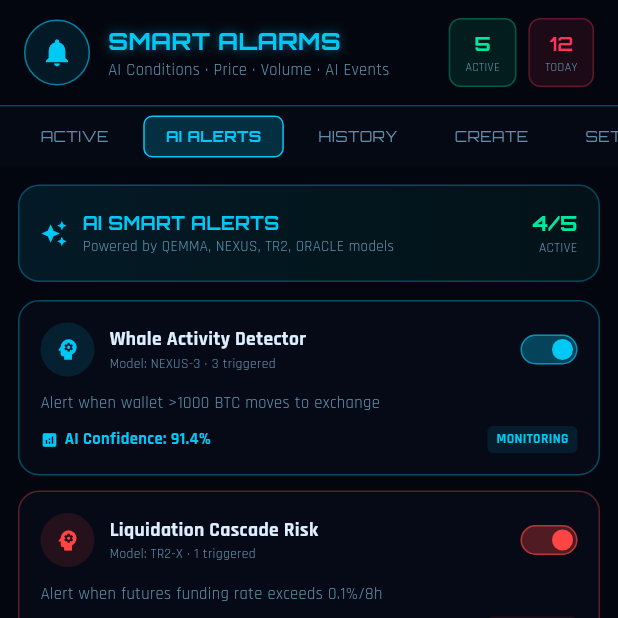
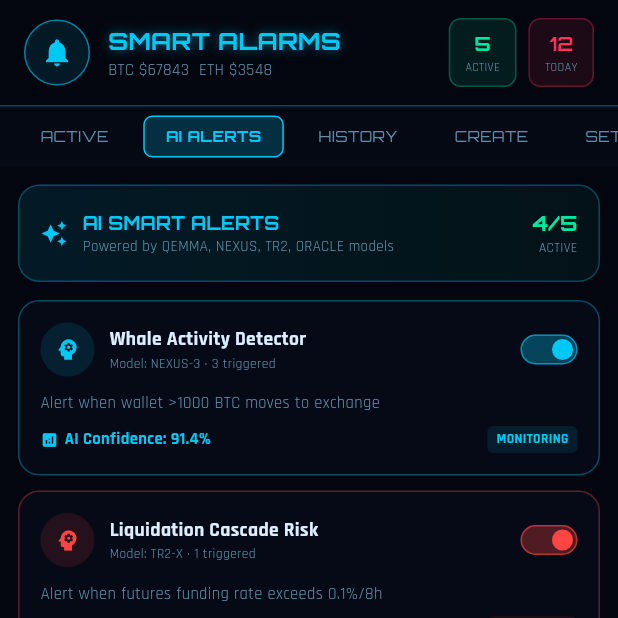
Before and after one commit to georgzachar6-creator/HQMLL-QUANTUM-TRADER-AI, a Flutter app: the AlarmScreen screen opened directly, after a tap on "AI ALERTS", on a phone screen of 412 x 824 dp, the top half of it. Run offline on Flutter 3.47's test engine with Material 3 defaults, Android fonts, the phone set to English and light mode, and no system bars; our stand-ins replace cached_network_image, fl_chart, google_fonts, pinput, qr_flutter, shared_preferences and 1 more; missing offline and left inert: pointycastle; accounts and stored records are empty; network calls fail.

Commit message:
feat: v30.0 - AlarmScreen + Intelligence + QuantumMonitor + SecureVault + TaxScreen ExchangeService
- AlarmScreen v2: ExchangeService import; _syncAlarmsFromExchange() evaluates PRICE_ABOVE/BELOW
  conditions against live BTC/ETH prices with auto-trigger; live price in header subtitle
- IntelligenceScreen v2: ExchangeService + provider import; _buildHeader(ex) shows live
  BTC/ETH prices replacing static subtitle; LIVE green dot indicator
- QuantumMonitorScreen v2: ExchangeService; _buildLiveMarketFeed() replaces hardcoded
  ('BTC/USDT','67.842') strings with live _fmt()/_chg()/_pos() helpers;
  AppBar title shows live BTC price via Builder
- SecureVaultScreen v2: ExchangeService; _syncVaultPricesFromExchange() recalculates
  asset values as amount × live price (replaces random drift); _buildHeader(p,ex) with
  BTC live price + LIVE dot badge
- TaxScreen v2: ExchangeService; _buildHeader(p,tax,ex) shows live BTC/ETH price
  context for current market reference; LIVE dot badge
- pubspec.yaml: 29.0.0+290 -> 30.0.0+300

```diff
--- a/lib/screens/alarm_screen.dart
+++ b/lib/screens/alarm_screen.dart
@@ -11,6 +11,7 @@ import 'package:provider/provider.dart';
 import '../providers/theme_provider.dart';
 import '../theme/app_themes.dart';
 import '../widgets/asset_icon_widget.dart';
+import '../services/exchange_service.dart';
 
 class AlarmScreen extends StatefulWidget {
   const AlarmScreen({super.key});
@@ -136,6 +137,34 @@ class _AlarmScreenState extends State<AlarmScreen>
     });
   }
 
+  void _syncAlarmsFromExchange(ExchangeService ex) {
+    // Update 'current' price on price-based alarms from live ExchangeService
+    for (var a in _activeAlarms) {
+      final pair = a['pair'] as String;
+      final sym = pair.split('/').first; // 'BTC' from 'BTC/USDT'
+      final live = ex.getPrice(sym);
+      if (live > 0 && a['type'] is String && (a['type'] as String).startsWith('PRICE')) {
+        a['current'] = live;
+        final target = a['value'] as double;
+        final type = a['type'] as String;
+        if (type == 'PRICE_ABOVE') {
+          a['progress'] = (live / target).clamp(0.0, 1.0);
+          if (live >= target && a['triggered'] == false) {
+            a['triggered'] = true;
+            a['timeAgo'] = 'gerade';
+          }
+        } else if (type == 'PRICE_BELOW') {
+          // progress = how close to trigger (1.0 = triggered)
+          a['progress'] = (target / live).clamp(0.0, 1.0);
+          if (live <= target && a['triggered'] == false) {
+            a['triggered'] = true;
+            a['timeAgo'] = 'gerade';
+          }
+        }
+      }
+    }
+  }
+
   @override
   void dispose() {
     _glowCtrl.dispose();
@@ -147,12 +176,14 @@ class _AlarmScreenState extends State<AlarmScreen>
   @override
   Widget build(BuildContext context) {
     final p = context.watch<ThemeProvider>().palette;
+    final ex = context.watch<ExchangeService>();
+    _syncAlarmsFromExchange(ex);
     return Scaffold(
       backgroundColor: p.background,
       body: SafeArea(
         child: Column(
           children: [
-            _buildHeader(p),
+            _buildHeader(p, ex),
             _buildTabBar(p),
             Expanded(
               child: AnimatedSwitcher(
@@ -166,7 +197,10 @@ class _AlarmScreenState extends State<AlarmScreen>
     );
   }
 
-  Widget _buildHeader(QuantumPalette p) {
+  Widget _buildHeader(QuantumPalette p, ExchangeService ex) {
+    final btcPrice = ex.getPrice('BTC');
+    final ethPrice = ex.getPrice('ETH');
+    final isLive = ex.getTick('BTC')?.isLive ?? false;
     final triggered = _activeAlarms.where((a) => (a['progress'] as double) > 0.98 && a['active'] == true).length;
     return AnimatedBuilder(
       animation: _glowCtrl,
@@ -212,9 +246,17 @@ class _AlarmScreenState extends State<AlarmScreen>
                   color: p.primary, fontSize: 16, fontWeight: FontWeight.bold,
                   shadows: [Shadow(color: p.primary.withValues(alpha: 0.5), blurRadius: 8)],
                 )),
-                Text('AI Conditions · Price · Volume · AI Events', style: GoogleFonts.rajdhani(
-                  color: p.textSecondary, fontSize: 11,
-                )),
+                Row(children: [
+                  if (btcPrice > 0) Text(
+                    'BTC \$${btcPrice.toStringAsFixed(0)}  ETH \$${ethPrice.toStringAsFixed(0)}',
+                    style: GoogleFonts.rajdhani(color: p.textSecondary, fontSize: 11),
+                  ) else Text('AI Conditions · Price · Volume · AI Events',
+                    style: GoogleFonts.rajdhani(color: p.textSecondary, fontSize: 11)),
+                  if (isLive) ...[const SizedBox(width: 6),
+                    Container(width: 5, height: 5,
+                      decoration: BoxDecoration(shape: BoxShape.circle, color: p.positive,
+                        boxShadow: [BoxShadow(color: p.positive.withValues(alpha: 0.7), blurRadius: 4)]))],
+                ]),
               ],
             )),
             _buildHeaderBadge(p, 'ACTIVE', '${_activeAlarms.where((a) => a['active'] == true).length}', p.positive),
--- a/lib/screens/tax_screen.dart
+++ b/lib/screens/tax_screen.dart
@@ -10,6 +10,7 @@ import 'package:provider/provider.dart';
 import '../widgets/crypto_icon.dart';
 
 import '../providers/theme_provider.dart';
+import '../services/exchange_service.dart';
 
 class TaxScreen extends StatefulWidget {
   const TaxScreen({super.key});
@@ -132,12 +133,13 @@ class _TaxScreenState extends State<TaxScreen> with TickerProviderStateMixin {
   @override
   Widget build(BuildContext context) {
     final p = context.watch<ThemeProvider>().palette;
+    final ex = context.watch<ExchangeService>();
     final tax = _calcTax();
     return Scaffold(
       backgroundColor: p.background,
       body: SafeArea(
         child: Column(children: [
-          _buildHeader(p, tax),
+          _buildHeader(p, tax, ex),
           _buildTabBar(p),
           Expanded(
             child: IndexedStack(
@@ -156,10 +158,13 @@ class _TaxScreenState extends State<TaxScreen> with TickerProviderStateMixin {
   }
 
   // ── HEADER ───────────────────────────────────────────────
-  Widget _buildHeader(dynamic p, Map<String, dynamic> tax) {
+  Widget _buildHeader(dynamic p, Map<String, dynamic> tax, ExchangeService ex) {
     final totalPnl = tax['totalPnl'] as double;
     final totalTax = tax['totalTax'] as double;
     final isPnlPos = totalPnl >= 0;
+    final btcPrice = ex.getPrice('BTC');
+    final ethPrice = ex.getPrice('ETH');
+    final isLive = ex.getTick('BTC')?.isLive ?? false;
 
     return AnimatedBuilder(
       animation: _glowCtrl,
@@ -179,6 +184,15 @@ class _TaxScreenState extends State<TaxScreen> with TickerProviderStateMixin {
             Text('$_taxYear · $_country · $_taxMethod', style: GoogleFonts.inter(
               color: p.textSecondary, fontSize: 11,
             )),
+            if (btcPrice > 0)
+              Row(children: [
+                Text('BTC \$${btcPrice.toStringAsFixed(0)}  ETH \$${ethPrice.toStringAsFixed(0)}',
+                    style: GoogleFonts.spaceMono(color: p.textSecondary, fontSize: 9)),
+                if (isLive) ...[const SizedBox(width: 4),
+                  Container(width: 4, height: 4,
+                    decoration: const BoxDecoration(shape: BoxShape.circle, color: Color(0xFF00FF88))),
+                ],
+              ]),
           ])),
           Column(crossAxisAlignment: CrossAxisAlignment.end, children: [
             Text(
--- a/pubspec.yaml
+++ b/pubspec.yaml
@@ -1,7 +1,7 @@
 name: quantum_trader
 description: Quantum Trader AI System - Enterprise Edition by Grigori Saks · HQMLL
 publish_to: 'none'
-version: 29.0.0+290
+version: 30.0.0+300
 
 environment:
   sdk: '>=3.0.0 <4.0.0'
```
Also changed, not shown: lib/screens/intelligence_screen.dart (+19 -3 lines), lib/screens/quantum_monitor_screen.dart (+34 -6 lines), lib/screens/secure_vault_screen.dart (+27 -5 lines).
